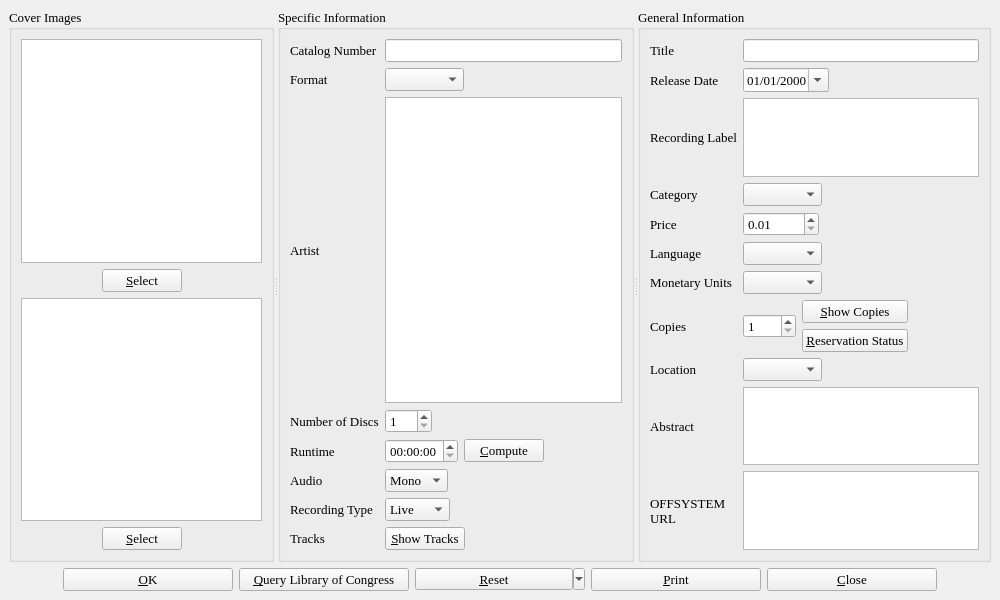
This is cdinfo.ui in textbrowser/biblioteq as Qt 5 draws it before an edit. The edited form follows.
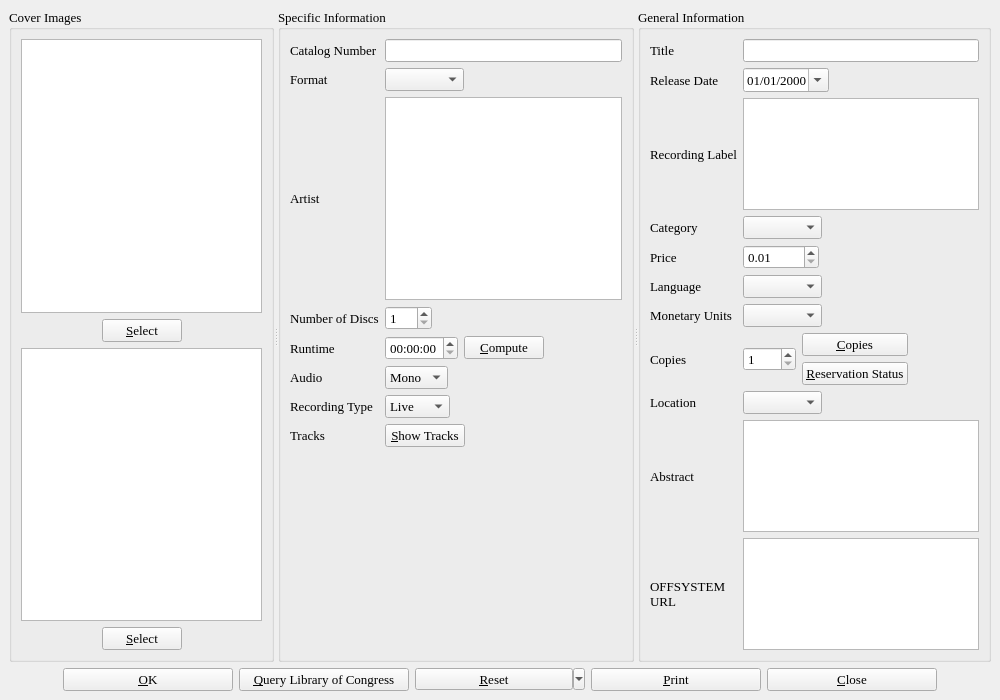
This is the edited form. Icons and pictures are not drawn. Custom widgets are drawn as their Qt base class.

Patch:
```diff
--- a/cdinfo.ui
+++ b/cdinfo.ui
@@ -6,13 +6,13 @@
     <x>0</x>
     <y>0</y>
     <width>1000</width>
-    <height>600</height>
+    <height>700</height>
    </rect>
   </property>
   <property name="minimumSize" >
    <size>
     <width>1000</width>
-    <height>600</height>
+    <height>700</height>
    </size>
   </property>
   <property name="font" >
@@ -47,12 +47,6 @@
           <property name="toolTip" >
            <string>Front Cover Image</string>
           </property>
-          <property name="verticalScrollBarPolicy" >
-           <enum>Qt::ScrollBarAsNeeded</enum>
-          </property>
-          <property name="horizontalScrollBarPolicy" >
-           <enum>Qt::ScrollBarAsNeeded</enum>
-          </property>
          </widget>
         </item>
         <item>
@@ -103,12 +97,6 @@
           <property name="toolTip" >
            <string>Back Cover Image</string>
           </property>
-          <property name="verticalScrollBarPolicy" >
-           <enum>Qt::ScrollBarAsNeeded</enum>
-          </property>
-          <property name="horizontalScrollBarPolicy" >
-           <enum>Qt::ScrollBarAsNeeded</enum>
-          </property>
          </widget>
         </item>
         <item>
@@ -511,6 +499,19 @@
           </item>
          </layout>
         </item>
+        <item row="8" column="0" >
+         <spacer>
+          <property name="orientation" >
+           <enum>Qt::Vertical</enum>
+          </property>
+          <property name="sizeHint" >
+           <size>
+            <width>20</width>
+            <height>40</height>
+           </size>
+          </property>
+         </spacer>
+        </item>
        </layout>
       </widget>
       <widget class="QGroupBox" name="groupBox_2" >
@@ -892,7 +893,7 @@
                </font>
               </property>
               <property name="text" >
-               <string>&amp;Show Copies</string>
+               <string>&amp;Copies</string>
               </property>
               <property name="icon" >
                <iconset>icons.d/16x16/editcopy.png</iconset>
```
